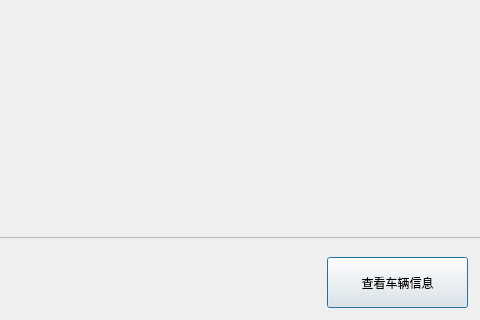
The window that identify/mf.ui (hostmo/cang) describes before a commit, drawn with Qt 5; both pictures show x 453 to 933 and y 453 to 773 of the 933 by 773 pixel window.
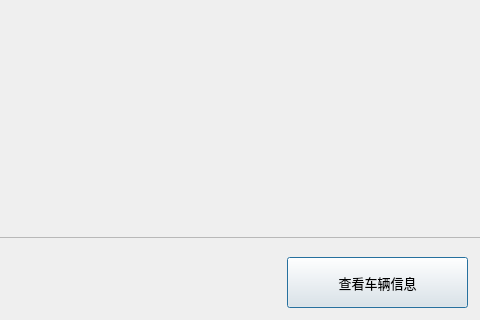
The same window after the commit.

What changed in the file:
```diff
--- a/identify/mf.ui
+++ b/identify/mf.ui
@@ -120,12 +120,18 @@
   <widget class="QPushButton" name="check">
    <property name="geometry">
     <rect>
-     <x>780</x>
+     <x>740</x>
      <y>710</y>
-     <width>141</width>
+     <width>181</width>
      <height>51</height>
     </rect>
    </property>
+   <property name="font">
+    <font>
+     <family>Arial</family>
+     <pointsize>10</pointsize>
+    </font>
+   </property>
    <property name="autoFillBackground">
     <bool>false</bool>
    </property>
```
